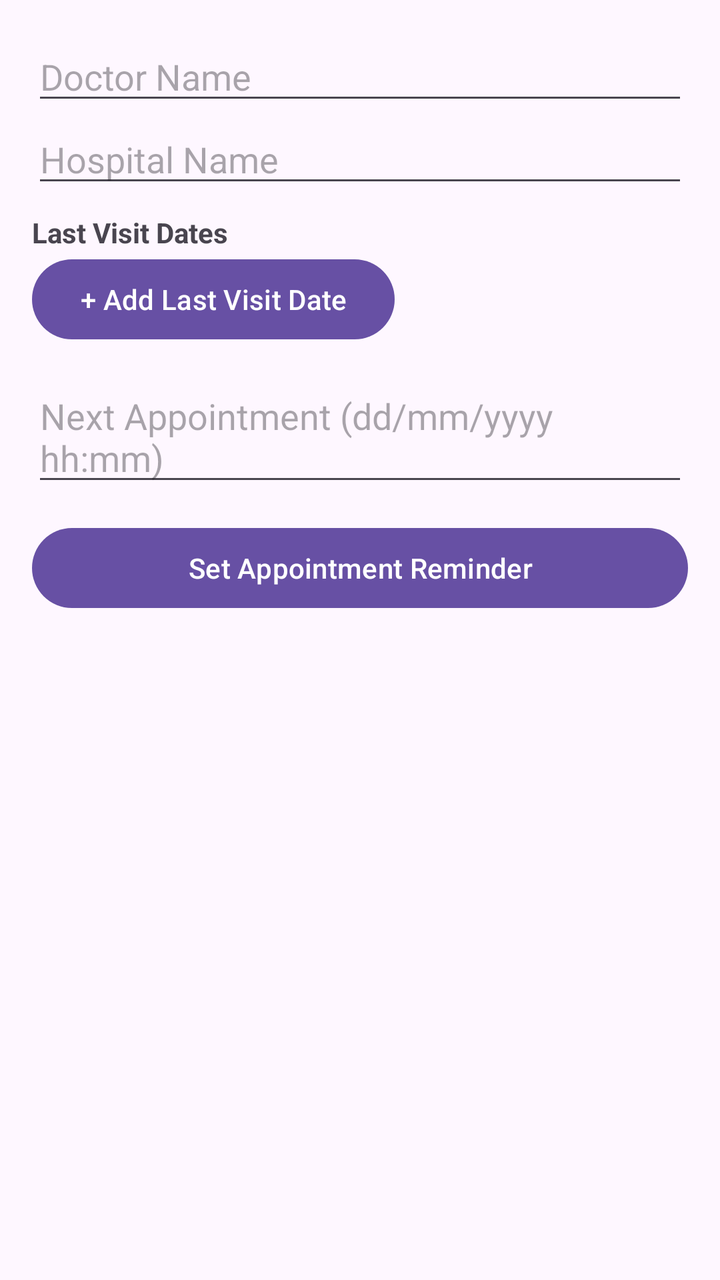
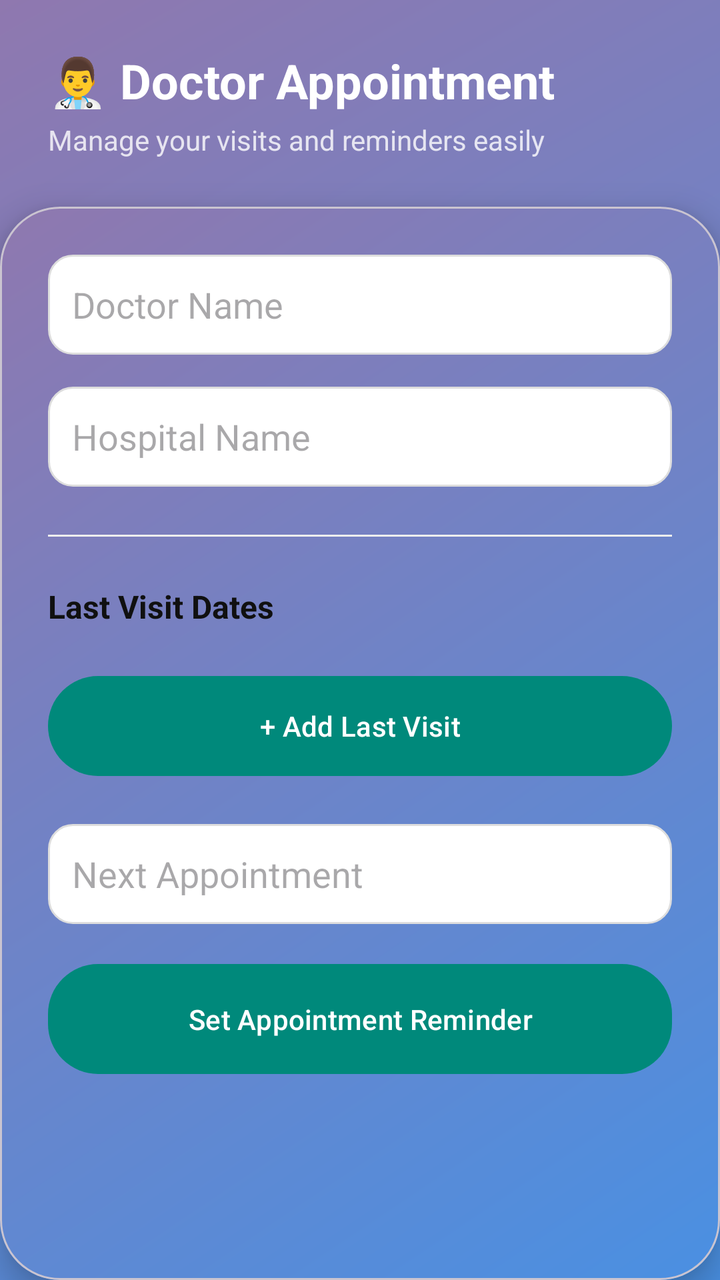

Two renders of the same Android screen: before a commit and after it. Below are the layout's source before the change and the commit's diff.
<!-- AndroidManifest.xml: application theme Theme.MedicineReminder -->
<!-- res/layout/activity_appointment_details.xml -->
<?xml version="1.0" encoding="utf-8"?>
<ScrollView xmlns:android="http://schemas.android.com/apk/res/android"
    android:layout_width="match_parent"
    android:layout_height="match_parent"
    android:padding="16dp">

    <LinearLayout
        android:id="@+id/container"
        android:orientation="vertical"
        android:layout_width="match_parent"
        android:layout_height="wrap_content">

        
        <EditText
            android:id="@+id/etDoctorName"
            android:layout_width="match_parent"
            android:layout_height="wrap_content"
            android:hint="Doctor Name" />

        <EditText
            android:id="@+id/etHospitalName"
            android:layout_width="match_parent"
            android:layout_height="wrap_content"
            android:hint="Hospital Name" />

        
        <TextView
            android:text="Last Visit Dates"
            android:textStyle="bold"
            android:layout_marginTop="8dp"
            android:layout_width="wrap_content"
            android:layout_height="wrap_content" />

        <LinearLayout
            android:id="@+id/lastVisitList"
            android:orientation="vertical"
            android:layout_width="match_parent"
            android:layout_height="wrap_content" />

        <Button
            android:id="@+id/btnAddLastVisit"
            android:layout_width="wrap_content"
            android:layout_height="wrap_content"
            android:text="+ Add Last Visit Date" />

        
        <EditText
            android:id="@+id/etNextAppointment"
            android:layout_width="match_parent"
            android:layout_height="wrap_content"
            android:hint="Next Appointment (dd/mm/yyyy hh:mm)"
            android:focusable="false"
            android:layout_marginTop="12dp"/>

        
        <Button
            android:id="@+id/btnSetReminder"
            android:layout_width="match_parent"
            android:layout_height="wrap_content"
            android:layout_marginTop="12dp"
            android:text="Set Appointment Reminder" />
    </LinearLayout>
</ScrollView>
<!-- resources referenced by this layout -->
<resources>
  <style name="Theme.MedicineReminder" parent="Base.Theme.MedicineReminder" />
  <style name="Base.Theme.MedicineReminder" parent="Theme.Material3.DayNight.NoActionBar">
          
          
      </style>
</resources>

<!-- the commit's change to res/layout/activity_appointment_details.xml (unified diff, before → after) -->
@@ -1,63 +1,142 @@
 <?xml version="1.0" encoding="utf-8"?>
-<ScrollView xmlns:android="http://schemas.android.com/apk/res/android"
+<androidx.constraintlayout.widget.ConstraintLayout
+    xmlns:android="http://schemas.android.com/apk/res/android"
+    xmlns:app="http://schemas.android.com/apk/res-auto"
     android:layout_width="match_parent"
     android:layout_height="match_parent"
-    android:padding="16dp">
+    android:background="@drawable/bg_gradient">
 
+    
     <LinearLayout
-        android:id="@+id/container"
+        android:id="@+id/headerSection"
+        android:layout_width="0dp"
+        android:layout_height="wrap_content"
         android:orientation="vertical"
-        android:layout_width="match_parent"
-        android:layout_height="wrap_content">
+        android:padding="24dp"
+        app:layout_constraintTop_toTopOf="parent"
+        app:layout_constraintStart_toStartOf="parent"
+        app:layout_constraintEnd_toEndOf="parent">
 
-        
-        <EditText
-            android:id="@+id/etDoctorName"
-            android:layout_width="match_parent"
-            android:layout_height="wrap_content"
-            android:hint="Doctor Name" />
-
-        <EditText
-            android:id="@+id/etHospitalName"
-            android:layout_width="match_parent"
-            android:layout_height="wrap_content"
-            android:hint="Hospital Name" />
-
-        
         <TextView
-            android:text="Last Visit Dates"
-            android:textStyle="bold"
-            android:layout_marginTop="8dp"
-            android:layout_width="wrap_content"
-            android:layout_height="wrap_content" />
-
-        <LinearLayout
-            android:id="@+id/lastVisitList"
-            android:orientation="vertical"
-            android:layout_width="match_parent"
-            android:layout_height="wrap_content" />
-
-        <Button
-            android:id="@+id/btnAddLastVisit"
             android:layout_width="wrap_content"
             android:layout_height="wrap_content"
-            android:text="+ Add Last Visit Date" />
+            android:text="👨‍⚕ Doctor Appointment"
+            android:textColor="@android:color/white"
+            android:textSize="24sp"
+            android:textStyle="bold"/>
 
-        
-        <EditText
-            android:id="@+id/etNextAppointment"
+        <TextView
+            android:layout_width="wrap_content"
+            android:layout_height="wrap_content"
+            android:text="Manage your visits and reminders easily"
+            android:textColor="@android:color/white"
+            android:textSize="14sp"
+            android:alpha="0.8"
+            android:layout_marginTop="4dp"/>
+    </LinearLayout>
+
+    
+    <com.google.android.material.card.MaterialCardView
+        android:layout_width="0dp"
+        android:layout_height="0dp"
+        app:cardCornerRadius="30dp"
+        app:cardElevation="10dp"
+        app:layout_constraintTop_toBottomOf="@id/headerSection"
+        app:layout_constraintBottom_toBottomOf="parent"
+        app:layout_constraintStart_toStartOf="parent"
+        app:layout_constraintEnd_toEndOf="parent">
+
+        <ScrollView
             android:layout_width="match_parent"
-            android:layout_height="wrap_content"
-            android:hint="Next Appointment (dd/mm/yyyy hh:mm)"
-            android:focusable="false"
-            android:layout_marginTop="12dp"/>
+            android:layout_height="match_parent"
+            android:fillViewport="true">
 
-        
-        <Button
-            android:id="@+id/btnSetReminder"
-            android:layout_width="match_parent"
-            android:layout_height="wrap_content"
-            android:layout_marginTop="12dp"
-            android:text="Set Appointment Reminder" />
-    </LinearLayout>
-</ScrollView>
+            <LinearLayout
+                android:layout_width="match_parent"
+                android:layout_height="wrap_content"
+                android:background="@drawable/bg_gradient"
+                android:orientation="vertical"
+                android:padding="24dp">
+
+                
+                <EditText
+                    android:id="@+id/etDoctorName"
+                    android:layout_width="match_parent"
+                    android:layout_height="50dp"
+                    android:background="@drawable/edittext_bg"
+                    android:hint="Doctor Name"
+                    android:padding="12dp" />
+
+                
+                <EditText
+                    android:id="@+id/etHospitalName"
+                    android:layout_width="match_parent"
+                    android:layout_height="50dp"
+                    android:layout_marginTop="16dp"
+                    android:background="@drawable/edittext_bg"
+                    android:hint="Hospital Name"
+                    android:padding="12dp" />
+
+                
+                <View
+                    android:layout_width="match_parent"
+                    android:layout_height="1dp"
+                    android:layout_marginTop="24dp"
+                    android:layout_marginBottom="24dp"
+                    android:background="#EEEEEE" />
+
+                
+                <TextView
+                    android:layout_width="wrap_content"
+                    android:layout_height="wrap_content"
+                    android:text="Last Visit Dates"
+                    android:textColor="#101010"
+                    android:textSize="16sp"
+                    android:textStyle="bold" />
+
+                
+                <LinearLayout
+                    android:id="@+id/lastVisitList"
+                    android:layout_width="match_parent"
+                    android:layout_height="wrap_content"
+                    android:layout_marginTop="10dp"
+                    android:orientation="vertical" />
+
+                
+                <Button
+                    android:id="@+id/btnAddLastVisit"
+                    android:layout_width="match_parent"
+                    android:layout_height="50dp"
+                    android:layout_marginTop="14dp"
+                    android:background="@drawable/button_gradient"
+                    android:text="+ Add Last Visit"
+                    android:textColor="@android:color/white" />
+
+                
+                <EditText
+                    android:id="@+id/etNextAppointment"
+                    android:layout_width="match_parent"
+                    android:layout_height="50dp"
+                    android:layout_marginTop="24dp"
+                    android:background="@drawable/edittext_bg"
+                    android:focusable="false"
+                    android:hint="Next Appointment"
+                    android:padding="12dp" />
+
+                
+                <Button
+                    android:id="@+id/btnSetReminder"
+                    android:layout_width="match_parent"
+                    android:layout_height="55dp"
+                    android:layout_marginTop="20dp"
+                    android:background="@drawable/button_gradient"
+                    android:text="Set Appointment Reminder"
+                    android:textColor="@android:color/white" />
+
+            </LinearLayout>
+
+        </ScrollView>
+
+    </com.google.android.material.card.MaterialCardView>
+
+</androidx.constraintlayout.widget.ConstraintLayout>
<!-- resource entries referenced after the edit -->
@@ -1,9 +1,57 @@
 <!-- resources referenced by this layout -->
 <resources>
-  <style name="Theme.MedicineReminder" parent="Base.Theme.MedicineReminder" />
-  <style name="Base.Theme.MedicineReminder" parent="Theme.Material3.DayNight.NoActionBar">
-          
-          
+  <!-- drawable bg_gradient (drawable) -->
+  <?xml version="1.0" encoding="utf-8"?>
+  <shape xmlns:android="http://schemas.android.com/apk/res/android"
+      android:shape="rectangle">
+  
+      <gradient
+          android:startColor="#4A90E2"
+          android:endColor="#8F78AF"
+          android:angle="135"/>
+  
+      <corners android:radius="0dp"/>
+  
+  
+  </shape>
+  <!-- drawable button_gradient (drawable) -->
+  <?xml version="1.0" encoding="utf-8"?>
+  <shape xmlns:android="http://schemas.android.com/apk/res/android">
+  
+      <gradient
+          android:startColor="#9942BD"
+          android:endColor="#852AB3"
+          android:angle="0"/>
+  
+      <corners android:radius="25dp"/>
+  
+  </shape>
+  <!-- drawable edittext_bg (drawable) -->
+  <?xml version="1.0" encoding="utf-8"?>
+  <shape xmlns:android="http://schemas.android.com/apk/res/android">
+  
+      <solid android:color="#FFFFFF"/>
+  
+      <corners android:radius="12dp"/>
+  
+      <stroke
+          android:width="1dp"
+          android:color="#DDDDDD"/>
+  
+      <padding
+          android:left="12dp"
+          android:right="12dp"
+          android:top="10dp"
+          android:bottom="10dp"/>
+  
+  </shape>
+  <style name="Theme.MedicineReminder" parent="Theme.Material3.DayNight.NoActionBar">
+          <item name="colorPrimary">@color/primaryColor</item>
+          <item name="colorOnPrimary">@color/white</item>
+          <item name="android:statusBarColor">@color/primaryDark</item>
       </style>
+  <color name="primaryColor">#00897B</color>
+  <color name="white">#FFFFFF</color>
+  <color name="primaryDark">#00695C</color>
 </resources>
 
